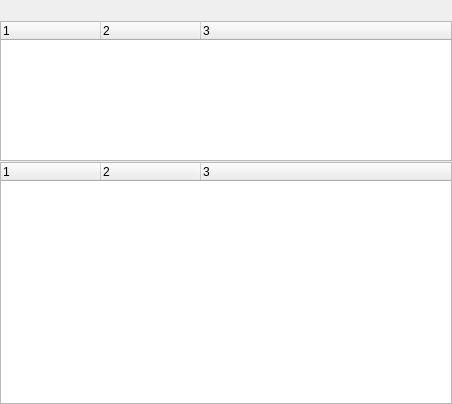
This is src/GuiShareLocal.ui in hwgao/beebeep as Qt 5 draws it before an edit. The edited form follows.
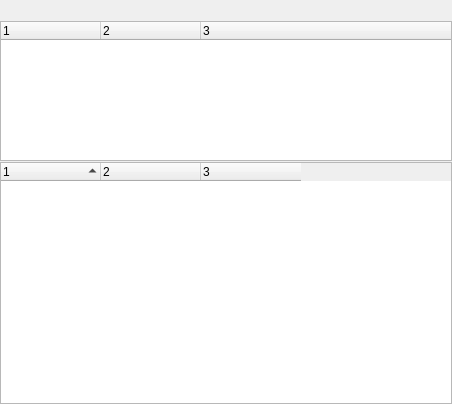
This is the edited form.

The edit to the form file:
```diff
--- a/src/GuiShareLocal.ui
+++ b/src/GuiShareLocal.ui
@@ -102,9 +102,18 @@
        <height>0</height>
       </size>
      </property>
+     <property name="sortingEnabled">
+      <bool>true</bool>
+     </property>
+     <property name="allColumnsShowFocus">
+      <bool>true</bool>
+     </property>
      <property name="columnCount">
       <number>3</number>
      </property>
+     <attribute name="headerStretchLastSection">
+      <bool>false</bool>
+     </attribute>
      <column>
       <property name="text">
        <string notr="true">1</string>
```
